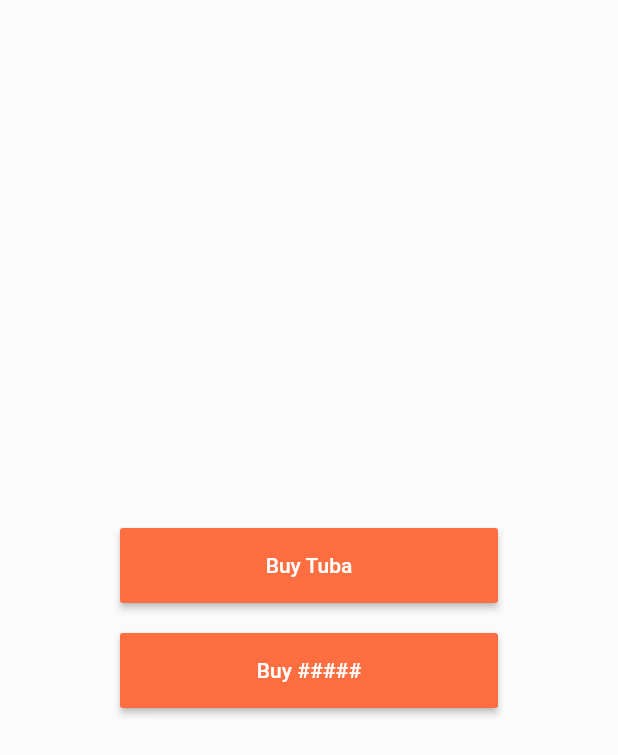
After one commit to lucylyon/HendrixMarketplace, a Flutter app: the TestBuyPage screen opened directly, after a tap on "Buy Tuba", on a phone screen of 412 x 824 dp. The commit adds this screen. Shown: the top 755 px of the screen. Run offline on Flutter 3.47's test engine with Material 2 defaults, Android fonts, the phone set to English and light mode, and no system bars; our stand-ins replace cloud_firestore, firebase_auth; accounts and stored records are empty.

Commit message:
Merging into an app that will run
This one seems to be able to run

```diff
--- a/lib/models/user.dart
+++ b/lib/models/user.dart
@@ -1,3 +1,5 @@
+import 'dart:collection';
+
 class User {
 
   final String displayName;
@@ -5,7 +7,7 @@ class User {
   final String ip;
 
 
-  User({this.displayName, this.uid, this.ip});
+  User({this.displayName, this.uid, this.ip,});
 
 
 }
--- a/lib/pages/authentication/sign_in.dart
+++ b/lib/pages/authentication/sign_in.dart
@@ -277,4 +277,5 @@ class _SignInState extends State<SignIn> {
   void youShallPass() {
     setState(() => isValidUser = !isValidUser);
   }
+
 }
--- /dev/null
+++ b/lib/pages/home/test_buy_page.dart
@@ -0,0 +1,58 @@
+import 'package:hendrix_marketplace/models/user.dart';
+import 'package:flutter/material.dart';
+
+import 'package:hendrix_marketplace/services/connect.dart';
+import 'package:provider/provider.dart';
+import 'package:hendrix_marketplace/services/database.dart';
+
+
+class TestBuyPage extends StatefulWidget{
+  @override
+  State createState() => new TestBuyPageState();
+}
+
+class TestBuyPageState extends State<TestBuyPage>{
+
+  Connect connect = new Connect();
+  User _user = User();
+
+
+  @override
+  Widget build(BuildContext context){
+
+    return StreamProvider<List<User>>.value(
+        value: DatabaseService().users,
+        child: new Scaffold(
+            body: Container(
+              color: Colors.white10,
+              padding: const EdgeInsets.all(80.0),
+              child: new Column(
+                mainAxisAlignment: MainAxisAlignment.center,
+                children: <Widget>[
+                  Container( //inspired from boggle
+                    width: 300,
+                    height: 50,
+                    child:RaisedButton(child: Text("Buy Tuba"), color: Colors.deepOrangeAccent, textColor: Colors.white, onPressed: () {buyOne();}),
+                  ),
+                  SizedBox(height:20),
+                  Container(
+                    width: 300,
+                    height: 50,
+                    child: RaisedButton(child: Text("Buy #####"),
+                        color: Colors.deepOrangeAccent,
+                        textColor: Colors.white,
+                        onPressed: () {}
+                    ),
+                  ),
+                ],
+              ),
+            )
+        )
+    );
+  }
+
+  void buyOne() {
+    Message message = Message(_user.displayName, "Tuba");
+    connect.send(message, _user.displayName);
+  }
+}
--- a/lib/services/auth.dart
+++ b/lib/services/auth.dart
@@ -70,6 +70,7 @@ class loginService {
     User.putIfAbsent("displayName", () => displayName);
     User.putIfAbsent("ip", () => ip);
     User.putIfAbsent("uid", () => currUid);
+    User.putIfAbsent('items', () => ["This", "That", "Those"]);
     documentReference.setData(User).whenComplete(() => print(User.toString() + "#### ADDED TO DATABASE ####"));
   }
 
--- /dev/null
+++ b/lib/services/connect.dart
@@ -0,0 +1,71 @@
+import 'dart:io';
+import 'dart:core';
+import 'package:flutter/cupertino.dart';
+import 'package:hendrix_marketplace/pages/home/home_page.dart';
+
+import '../wrapper.dart';
+
+
+
+class Connect{
+  Future<void> send(Message message, String friendIp) async {
+    return await sendToFriend(message, friendIp);
+  }
+
+
+  Future<String> sendToFriend(Message message, String friendIp) async {
+    //TODO have method grab the ip aligned to the friendUid given to the method from the server
+
+    //TODO as a place holder i am simply having the otherip be static to the bas
+    await message.sendTo(friendIp, message);
+    print("Message sent");
+    return "";
+  }
+}
+
+
+
+
+class Message{
+  String displayName;
+  String item;
+
+  Message(this.displayName, this.item);
+
+
+  String toJson() {
+    return '{"displayName": "$displayName", '
+        '"item": "$item"';
+  }
+
+
+  Message.fromJson(Map<String, dynamic> jsonObject) {
+    this.displayName = jsonObject['displayName'];
+    this.item = jsonObject['item'];
+  }
+
+
+  Future sendTo(String otherIp, Message message) async{
+    try {
+      Socket socket = await Socket.connect(otherIp as int, Wrapper.ourPort);
+      socket.write(message.toJson());
+      socket.close();
+    } on SocketException catch (e) {
+      return print(e);
+    }
+  }
+
+
+  bool operator == (dynamic other) =>
+      other != null && other is Message && other.displayName == displayName && other.item == item;
+
+  @override
+  int get hashCode => super.hashCode;
+
+  Future<void> showMessage(Message message, BuildContext context) {
+    Navigator.pushNamed(context, "/MessagePage", arguments: message);
+    return null;
+  }
+
+
+}
```
Also changed, not shown: lib/pages/home/buy_item_page.dart (+71 -4 lines), lib/pages/home/home_page.dart (+15 -1 lines), lib/wrapper.dart (+68 -0 lines).
